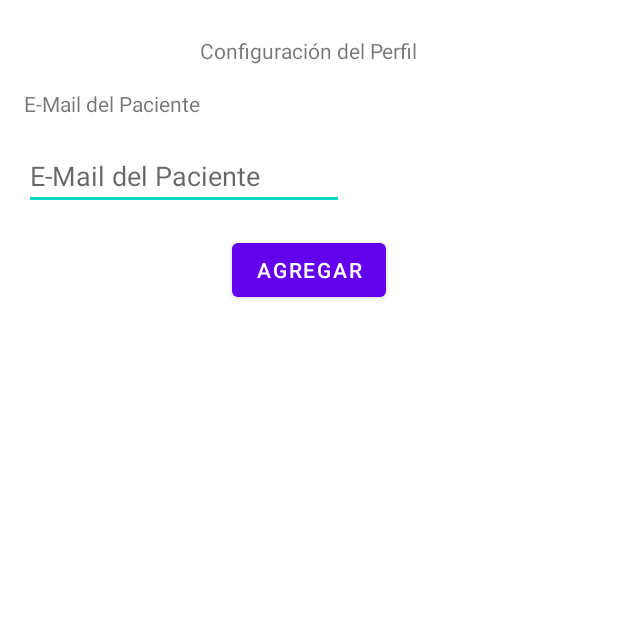
After one commit to andykamin3/IuvoCare, an Android app: the fragment UserConfigFragment shown on its own in the app's theme, on a phone screen of 412 x 824 dp, the top half of it. The commit adds this screen. Run offline under Robolectric (Android 15) with nearby library versions, the phone set to English and light mode, and no system bars.

Commit message:
* Migración de las classes a data class  * id is now a String * Added UserConfigFragment * Integración con FirebaseAuth y creación de documento helper FirebaseFirestore * Configuración de Flujo de Authentication en PDF.
Signed-off-by: Andrew <andykamin3@gmail.com>

```diff
--- a/app/build.gradle
+++ b/app/build.gradle
@@ -2,6 +2,7 @@ apply plugin: 'com.android.application'
 apply plugin: 'kotlin-android'
 apply plugin: 'kotlin-android-extensions'
 apply plugin: 'androidx.navigation.safeargs'
+apply plugin: 'com.google.gms.google-services'
 android {
     compileSdkVersion 29
 
@@ -37,5 +38,7 @@ dependencies {
     implementation "androidx.navigation:navigation-fragment-ktx:2.3.0-beta01"
     implementation "androidx.navigation:navigation-ui-ktx:2.3.0-beta01"
     implementation 'ca.antonious:materialdaypicker:0.7.2'
-
+    implementation 'com.google.firebase:firebase-analytics:17.2.2'
+    implementation 'com.google.firebase:firebase-auth:19.1.0'
+    implementation 'com.google.firebase:firebase-firestore-ktx:21.4.3'
 }
--- a/app/src/main/java/com/andreskaminker/iuvocare/MainActivity.kt
+++ b/app/src/main/java/com/andreskaminker/iuvocare/MainActivity.kt
@@ -27,7 +27,7 @@ class MainActivity : AppCompatActivity() {
         barLayout = findViewById(R.id.bar_coordinator_layout)
         fabButton = findViewById(R.id.fab)
         navController = Navigation.findNavController(this, R.id.fragment)
-        barLayout.visibility = View.INVISIBLE
+        barLayout.visibility = View.GONE
     }
 
     override fun onCreateOptionsMenu(menu: Menu): Boolean {
@@ -52,9 +52,6 @@ class MainActivity : AppCompatActivity() {
                 }
             }
         }
-
         return true
     }
-
-
 }
--- /dev/null
+++ b/app/src/main/java/com/andreskaminker/iuvocare/dtypes/Helper.kt
@@ -0,0 +1,3 @@
+package com.andreskaminker.iuvocare.dtypes
+
+data class Helper(val id: String, val name_given: String, val email: String, val helped: String?)
--- a/app/src/main/java/com/andreskaminker/iuvocare/dtypes/Patient.kt
+++ b/app/src/main/java/com/andreskaminker/iuvocare/dtypes/Patient.kt
@@ -1,5 +1,3 @@
 package com.andreskaminker.iuvocare.dtypes
 
-class Patient (val id: Int, val name_given: String){
-
-}
+data class Patient(val id: String, val name_given: String, val email: String, val helper: String?)
--- a/app/src/main/java/com/andreskaminker/iuvocare/dtypes/PatientActions.kt
+++ b/app/src/main/java/com/andreskaminker/iuvocare/dtypes/PatientActions.kt
@@ -1,9 +1,10 @@
 package com.andreskaminker.iuvocare.dtypes
 
-open abstract class PatientActions (id: Int){
-    open val kind : ActionKind = ActionKind.ACTION
+abstract class PatientActions(id: String) {
+    open val kind: ActionKind = ActionKind.ACTION
 
 }
+
 enum class ActionKind {
     ACTION, MESSAGE, MEDICATION, APPOINTMENT
 }
--- /dev/null
+++ b/app/src/main/java/com/andreskaminker/iuvocare/fragments/nscren/UserConfigFragment.kt
@@ -0,0 +1,60 @@
+package com.andreskaminker.iuvocare.fragments.nscren
+
+import android.os.Bundle
+import android.view.LayoutInflater
+import android.view.View
+import android.view.ViewGroup
+import androidx.fragment.app.Fragment
+import com.andreskaminker.iuvocare.R
+
+// TODO: Rename parameter arguments, choose names that match
+// the fragment initialization parameters, e.g. ARG_ITEM_NUMBER
+private const val ARG_PARAM1 = "param1"
+private const val ARG_PARAM2 = "param2"
+
+/**
+ * A simple [Fragment] subclass.
+ * Use the [UserConfigFragment.newInstance] factory method to
+ * create an instance of this fragment.
+ */
+class UserConfigFragment : Fragment() {
+    // TODO: Rename and change types of parameters
+    private var param1: String? = null
+    private var param2: String? = null
+
+    override fun onCreate(savedInstanceState: Bundle?) {
+        super.onCreate(savedInstanceState)
+        arguments?.let {
+            param1 = it.getString(ARG_PARAM1)
+            param2 = it.getString(ARG_PARAM2)
+        }
+    }
+
+    override fun onCreateView(
+        inflater: LayoutInflater, container: ViewGroup?,
+        savedInstanceState: Bundle?
+    ): View? {
+        // Inflate the layout for this fragment
+        return inflater.inflate(R.layout.fragment_user_config, container, false)
+    }
+
+    companion object {
+        /**
+         * Use this factory method to create a new instance of
+         * this fragment using the provided parameters.
+         *
+         * @param param1 Parameter 1.
+         * @param param2 Parameter 2.
+         * @return A new instance of fragment UserConfigFragment.
+         */
+        // TODO: Rename and change types and number of parameters
+        @JvmStatic
+        fun newInstance(param1: String, param2: String) =
+            UserConfigFragment().apply {
+                arguments = Bundle().apply {
+                    putString(ARG_PARAM1, param1)
+                    putString(ARG_PARAM2, param2)
+                }
+            }
+    }
+}
--- a/app/src/main/res/layout/fragment_log_in.xml
+++ b/app/src/main/res/layout/fragment_log_in.xml
@@ -43,10 +43,10 @@
         app:layout_constraintEnd_toEndOf="parent"
         app:layout_constraintHorizontal_bias="0.501"
         app:layout_constraintStart_toStartOf="parent"
-        app:layout_constraintTop_toBottomOf="@+id/editTextTextPassword" />
+        app:layout_constraintTop_toBottomOf="@+id/editTextPassword" />
 
     <EditText
-        android:id="@+id/editTextTextPassword"
+        android:id="@+id/editTextPassword"
         android:layout_width="0dp"
         android:layout_height="wrap_content"
         android:layout_marginStart="32dp"
--- a/app/src/main/res/layout/fragment_sign_up.xml
+++ b/app/src/main/res/layout/fragment_sign_up.xml
@@ -51,7 +51,7 @@
         app:layout_constraintEnd_toEndOf="parent"
         app:layout_constraintHorizontal_bias="0.501"
         app:layout_constraintStart_toStartOf="parent"
-        app:layout_constraintTop_toBottomOf="@+id/editTextTextPassword" />
+        app:layout_constraintTop_toBottomOf="@+id/editTextPassword" />
 
     <TextView
         android:id="@+id/textView"
@@ -64,7 +64,7 @@
         app:layout_constraintStart_toStartOf="parent" />
 
     <EditText
-        android:id="@+id/editTextTextPassword"
+        android:id="@+id/editTextPassword"
         android:layout_width="0dp"
         android:layout_height="wrap_content"
         android:layout_marginStart="32dp"
--- /dev/null
+++ b/app/src/main/res/layout/fragment_user_config.xml
@@ -0,0 +1,52 @@
+<?xml version="1.0" encoding="utf-8"?>
+<androidx.constraintlayout.widget.ConstraintLayout xmlns:android="http://schemas.android.com/apk/res/android"
+    xmlns:app="http://schemas.android.com/apk/res-auto"
+    xmlns:tools="http://schemas.android.com/tools"
+    android:id="@+id/frameLayout5"
+    android:layout_width="match_parent"
+    android:layout_height="match_parent"
+    tools:context=".fragments.nscren.UserConfigFragment">
+
+    <TextView
+        android:id="@+id/textView7"
+        android:layout_width="wrap_content"
+        android:layout_height="wrap_content"
+        android:layout_marginTop="24dp"
+        android:text="@string/user_config"
+        app:layout_constraintEnd_toEndOf="parent"
+        app:layout_constraintStart_toStartOf="parent"
+        app:layout_constraintTop_toTopOf="parent" />
+
+    <EditText
+        android:id="@+id/editTextPatientMail"
+        android:layout_width="wrap_content"
+        android:layout_height="wrap_content"
+        android:layout_marginStart="16dp"
+        android:layout_marginTop="16dp"
+        android:autofillHints=""
+        android:ems="10"
+        android:hint="@string/mail_prompt"
+        android:inputType="textPersonName"
+        app:layout_constraintStart_toStartOf="parent"
+        app:layout_constraintTop_toBottomOf="@+id/textView8" />
+
+    <TextView
+        android:id="@+id/textView8"
+        android:layout_width="wrap_content"
+        android:layout_height="wrap_content"
+        android:layout_marginStart="16dp"
+        android:layout_marginTop="16dp"
+        android:text="@string/mail_prompt"
+        app:layout_constraintStart_toStartOf="parent"
+        app:layout_constraintTop_toBottomOf="@+id/textView7" />
+
+    <Button
+        android:id="@+id/addUserButton"
+        android:layout_width="wrap_content"
+        android:layout_height="wrap_content"
+        android:layout_marginTop="16dp"
+        android:text="@string/add_confirm"
+        app:layout_constraintEnd_toEndOf="parent"
+        app:layout_constraintStart_toStartOf="parent"
+        app:layout_constraintTop_toBottomOf="@+id/editTextPatientMail" />
+</androidx.constraintlayout.widget.ConstraintLayout>
--- a/app/src/main/res/values/strings.xml
+++ b/app/src/main/res/values/strings.xml
@@ -30,6 +30,10 @@
     <string name="add_medication">Agregar un Medicamento</string>
     <string name="medication_name">Nombre del Medicamento</string>
     <string name="week_days">Agregar Días de la Semana</string>
+    <string name="auth_error">Error en la Autenticación</string>
+    <string name="user_config">Configuración del Perfil</string>
+    <string name="mail_prompt">E-Mail del Paciente</string>
+    <string name="pass_parameters">Tu contraseña debe contener aunque sea un número</string>
     <!-- TODO: Remove or change this placeholder text -->
     <string name="hello_blank_fragment">Hello blank fragment</string>
 </resources>
--- a/build.gradle
+++ b/build.gradle
@@ -9,6 +9,7 @@ buildscript {
         classpath "com.android.tools.build:gradle:4.0.0"
         classpath "org.jetbrains.kotlin:kotlin-gradle-plugin:$kotlin_version"
         classpath "androidx.navigation:navigation-safe-args-gradle-plugin:2.3.0-beta01"
+        classpath 'com.google.gms:google-services:4.3.3'
         // NOTE: Do not place your application dependencies here; they belong
         // in the individual module build.gradle files
     }
```
Also changed, not shown: app/src/main/java/com/andreskaminker/iuvocare/dtypes/Appointment.kt (+6 -1 lines), app/src/main/java/com/andreskaminker/iuvocare/dtypes/MedicationRequest.kt (+7 -2 lines), app/src/main/java/com/andreskaminker/iuvocare/fragments/HomeFragment.kt (+6 -6 lines), app/src/main/java/com/andreskaminker/iuvocare/fragments/LogInFragment.kt (+45 -5 lines), app/src/main/java/com/andreskaminker/iuvocare/fragments/SignUpFragment.kt (+75 -6 lines), app/src/main/res/layout/action_card.xml (+9 -4 lines), 1 other file.
